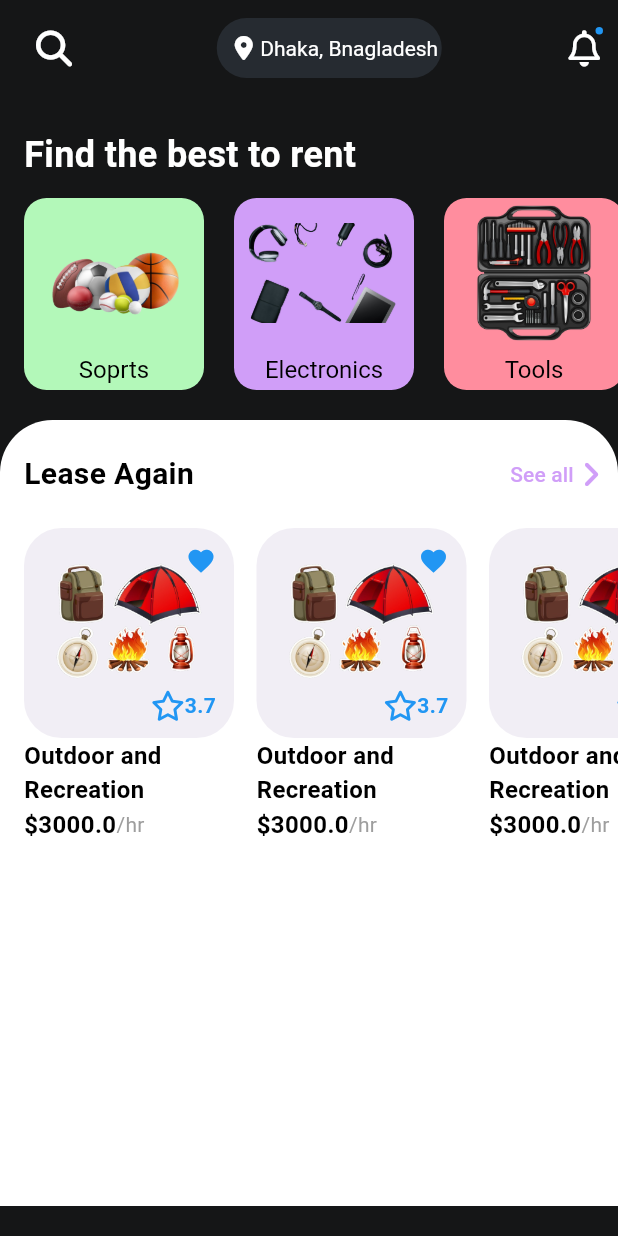
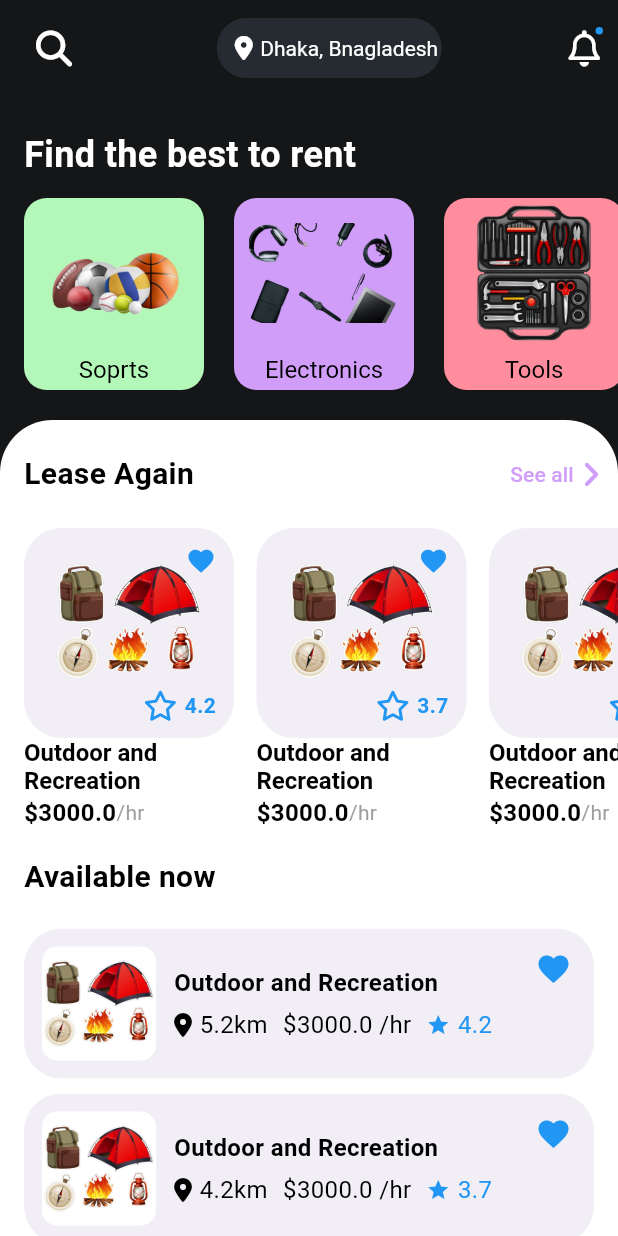
Before and after one commit to zahid2873/renting_app, a Flutter app: the screen it shows after launch, on a phone screen of 412 x 824 dp. Run offline on Flutter 3.47's test engine with Material 3 defaults, Android fonts, the phone set to English and light mode, and no system bars; our stand-ins replace font_awesome_flutter, go_router.

Commit message:
added available list on home screen

```diff
--- a/lib/model/item_model.dart
+++ b/lib/model/item_model.dart
@@ -46,7 +46,7 @@ List<ItemModel> itemList = [
       pricePerHour: 3000,
       pricePerDay: 100,
       pricePerMonth: 1500,
-      distance: 4.2,
+      distance: 5.2,
       category: "Outdoor and Recreation",
       available: true,
       totalItem: 12,
@@ -69,12 +69,12 @@ List<ItemModel> itemList = [
         CommnetModel(
           name: "Jhon",
           comment: "Very good price! love it",
-          rating: 3,
+          rating: 4,
         ),
         CommnetModel(
           name: "Jhon",
           comment: "Very good price! love it",
-          rating: 2,
+          rating: 4,
         ),
         CommnetModel(
           name: "Jhon",
--- /dev/null
+++ b/lib/screen/home/available_list.dart
@@ -0,0 +1,189 @@
+import 'package:flutter/material.dart';
+import 'package:font_awesome_flutter/font_awesome_flutter.dart';
+import 'package:renting_app/constants/colorPalette.dart';
+import 'package:renting_app/model/item_model.dart';
+import 'package:renting_app/utils/textStyle.dart';
+
+class AvailableList extends StatefulWidget {
+  const AvailableList({super.key});
+
+  @override
+  State<AvailableList> createState() => _AvailableListState();
+}
+
+class _AvailableListState extends State<AvailableList> {
+  @override
+  void initState() {
+    super.initState();
+    getAvailableList();
+  }
+
+  @override
+  Widget build(BuildContext context) {
+    return Column(
+      crossAxisAlignment: CrossAxisAlignment.start,
+      children: [
+        const Text(
+          "Available now",
+          style: FontStyle.titleMedium,
+        ),
+        Container(
+          padding: const EdgeInsets.only(top: 20, right: 16),
+          child: ListView.builder(
+              itemCount: availableList.length,
+              shrinkWrap: true,
+              scrollDirection: Axis.vertical,
+              physics: const NeverScrollableScrollPhysics(),
+              itemBuilder: ((context, index) {
+                return AvailableItem(
+                  name: availableList[index].productName,
+                  img: availableList[index].productImg,
+                  available: itemList[index].available,
+                  rating: calculateRating(index),
+                  pricePerHour: itemList[index].pricePerHour,
+                  distance: availableList[index].distance,
+                );
+              })),
+        ),
+      ],
+    );
+  }
+
+  List<ItemModel> availableList = [];
+
+  getAvailableList() {
+    for (int i = 0; i < itemList.length; i++) {
+      if (itemList[i].available == true) {
+        availableList.add(itemList[i]);
+      }
+    }
+  }
+
+  String calculateRating(int index) {
+    double rating = 0.0;
+    if (itemList[index].rating == null) return "0.0";
+    for (int i = 0; i < itemList[index].rating!.length; i++) {
+      double r = itemList[index].rating?[i].rating ?? 0;
+
+      rating = rating + r;
+    }
+    rating = rating / itemList[index].rating!.length;
+
+    return rating.toStringAsFixed(1);
+  }
+}
+
+class AvailableItem extends StatelessWidget {
+  AvailableItem({
+    super.key,
+    this.name,
+    this.img,
+    this.available = false,
+    this.rating,
+    this.pricePerHour,
+    this.distance,
+    VoidCallback? onTap,
+  }) : onTap = onTap ?? (() {});
+  final String? name;
+  final String? img;
+  final bool? available;
+  final String? rating;
+  final double? pricePerHour;
+  final double? distance;
+  final VoidCallback onTap;
+
+  @override
+  Widget build(BuildContext context) {
+    return Padding(
+      padding: const EdgeInsets.only(bottom: 10),
+      child: Material(
+        color: Colors.transparent,
+        child: InkWell(
+          borderRadius: BorderRadius.circular(25),
+          onTap: () {},
+          child: Ink(
+            height: 100,
+            decoration: BoxDecoration(
+              color: ColorPalette.grey,
+              borderRadius: BorderRadius.circular(25),
+            ),
+            child: Stack(
+              children: [
+                Row(crossAxisAlignment: CrossAxisAlignment.center, children: [
+                  Container(
+                    margin: const EdgeInsets.all(12),
+                    decoration: BoxDecoration(
+                        color: ColorPalette.white,
+                        borderRadius: BorderRadius.circular(10)),
+                    child: Image.asset(
+                        "assets/category/outdoors_RecreationRb.png"),
+                  ),
+                  Column(
+                    mainAxisAlignment: MainAxisAlignment.center,
+                    crossAxisAlignment: CrossAxisAlignment.start,
+                    children: [
+                      Text(
+                        name ?? "",
+                        style: FontStyle.titleSmall,
+                      ),
+                      const SizedBox(height: 5),
+                      Row(
+                        mainAxisAlignment: MainAxisAlignment.spaceBetween,
+                        children: [
+                          Row(
+                            children: [
+                              const FaIcon(
+                                FontAwesomeIcons.locationDot,
+                                color: Colors.black,
+                                size: 16,
+                              ),
+                              const SizedBox(width: 5),
+                              Text(
+                                "${distance}km",
+                                style: FontStyle.labelLarge,
+                              ),
+                            ],
+                          ),
+                          const SizedBox(width: 10),
+                          Text(
+                            "\$$pricePerHour /hr",
+                            style: FontStyle.labelLarge,
+                          ),
+                          const SizedBox(width: 10),
+                          Row(
+                            children: [
+                              const Icon(
+                                Icons.star,
+                                color: Colors.blue,
+                                size: 16,
+                              ),
+                              const SizedBox(width: 5),
+                              Text(
+                                rating ?? "0.0",
+                                style: const TextStyle(
+                                    fontSize: 16, color: Colors.blue),
+                              ),
+                            ],
+                          ),
+                        ],
+                      )
+                    ],
+                  ),
+                ]),
+                const Positioned(
+                  top: 15,
+                  right: 15,
+                  child: Icon(
+                    Icons.favorite,
+                    color: Colors.blue,
+                    size: 24,
+                  ),
+                ),
+              ],
+            ),
+          ),
+        ),
+      ),
+    );
+  }
+}
--- a/lib/screen/home/home.dart
+++ b/lib/screen/home/home.dart
@@ -1,5 +1,6 @@
 import 'package:flutter/material.dart';
 import 'package:renting_app/constants/colorPalette.dart';
+import 'package:renting_app/screen/home/available_list.dart';
 import 'package:renting_app/screen/home/lease_list.dart';
 import 'package:renting_app/screen/home/rent_categories.dart';
 import 'package:renting_app/widget/customAppBar.dart';
@@ -9,17 +10,30 @@ class HomeScreen extends StatelessWidget {
 
   @override
   Widget build(BuildContext context) {
-    return const SafeArea(
+    return SafeArea(
       child: Scaffold(
         backgroundColor: ColorPalette.black,
         body: SingleChildScrollView(
-          physics: BouncingScrollPhysics(),
+          physics: const BouncingScrollPhysics(),
           child: Column(
             crossAxisAlignment: CrossAxisAlignment.start,
             children: [
-              CustomHomeAppBar(),
-               RentCategories(),
-               LeaseList(),
+              const CustomHomeAppBar(),
+              const RentCategories(),
+              Container(
+                padding: const EdgeInsets.only(top: 12, left: 16),
+                // height: MediaQuery.of(context).size.height - 300,
+                width: double.infinity,
+                decoration: const BoxDecoration(
+                    color: ColorPalette.white,
+                    borderRadius: BorderRadius.only(
+                        topRight: Radius.circular(35),
+                        topLeft: Radius.circular(35))),
+                child: const Column(children: [
+                  LeaseList(),
+                  AvailableList(),
+                ]),
+              ),
             ],
           ),
         ),
--- a/lib/screen/home/lease_list.dart
+++ b/lib/screen/home/lease_list.dart
@@ -9,15 +9,7 @@ class LeaseList extends StatelessWidget {
 
   @override
   Widget build(BuildContext context) {
-    return Container(
-      padding: const EdgeInsets.only(top: 12, left: 16),
-      height: MediaQuery.of(context).size.height - 300,
-      width: double.infinity,
-      decoration: const BoxDecoration(
-          color: ColorPalette.white,
-          borderRadius: BorderRadius.only(
-              topRight: Radius.circular(35), topLeft: Radius.circular(35))),
-      child: Column(children: [
+    return Column(children: [
       Row(
         mainAxisAlignment: MainAxisAlignment.spaceBetween,
         children: [
@@ -64,8 +56,7 @@ class LeaseList extends StatelessWidget {
               );
             }),
       )
-      ]),
-    );
+    ]);
   }
 
   String calculateRating(int index) {
@@ -160,6 +151,7 @@ class LeaseItem extends StatelessWidget {
                               size: 20,
                               color: Colors.blue,
                             ),
+                            const SizedBox(width: 5),
                             Text(
                               rating ?? "0.0",
                               style: const TextStyle(
@@ -172,9 +164,11 @@ class LeaseItem extends StatelessWidget {
                       ),
                     ]),
                   ),
-                  Text(
-                    name ?? "",
-                    style: FontStyle.titleSmall,
+                  RichText(
+                    text:
+                        TextSpan(text: name ?? "", style: FontStyle.titleSmall),
+                    maxLines: 2,
+                    overflow: TextOverflow.ellipsis,
                   ),
                   Row(
                     children: [
```
Lines whose indentation alone changed are shown as unchanged.
